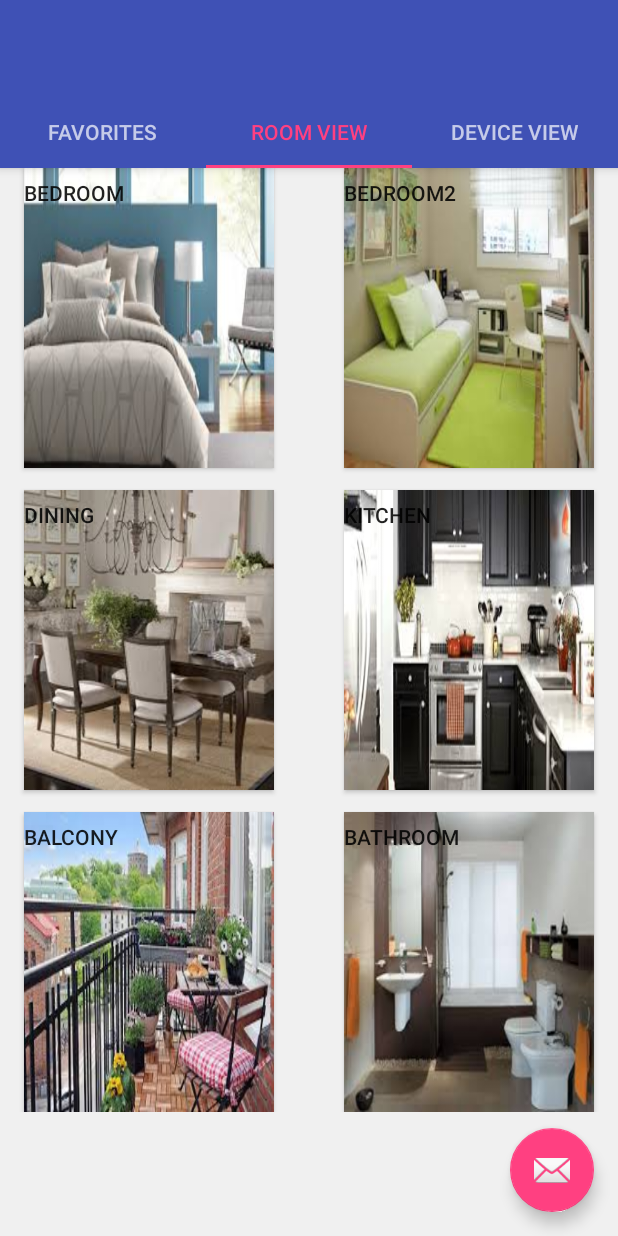
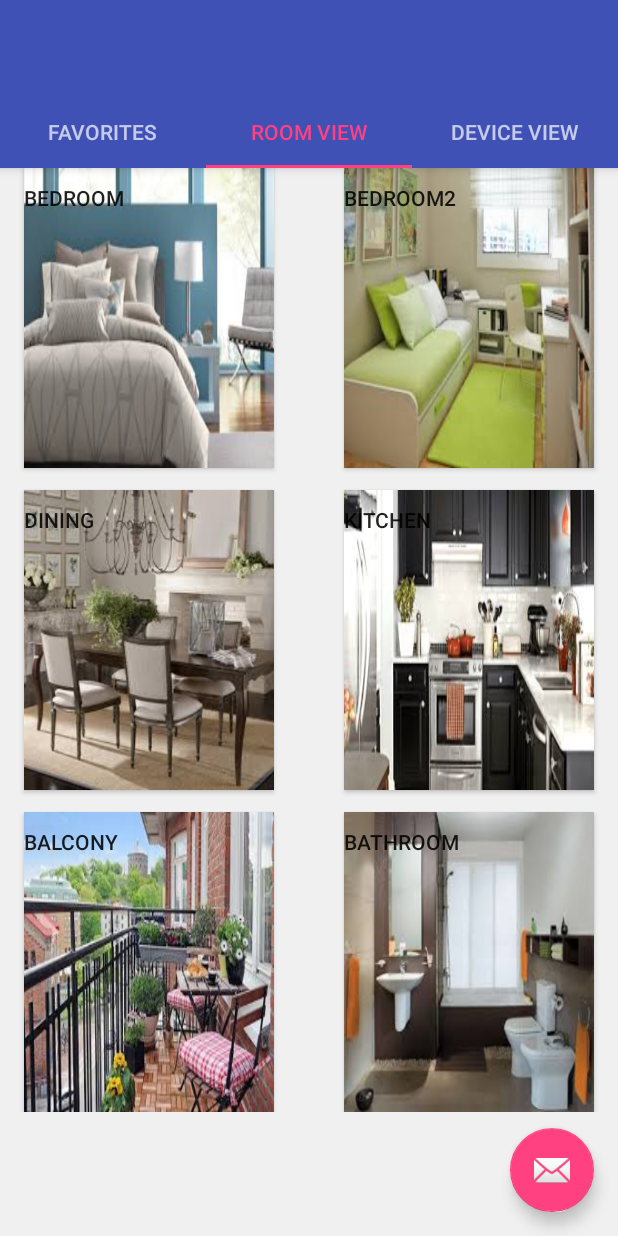
Before and after one commit to susanhita/Switch, an Android app: the screen it shows after launch (MainActivity), tab 2 chosen, on a phone screen of 412 x 824 dp. Run offline under Robolectric (Android 15) with nearby library versions, the light colour scheme and no system bars; 3 statements that could not run were skipped.

Commit message:
commit before massive change

```diff
--- a/app/src/main/java/com/habijabi/root/aswitch/RoomButtonAdapter.java
+++ b/app/src/main/java/com/habijabi/root/aswitch/RoomButtonAdapter.java
@@ -67,7 +67,7 @@ public class RoomButtonAdapter extends BaseAdapter {
             button = (Button) convertView;
         }
         button.setBackgroundResource(imageId[position]);
-        button.setPadding(0,10,0,0);
+        //button.setPadding(0,10,0,0);
       // button.setCompoundDrawablesWithIntrinsicBounds(0,imageId[position],0,0);
         button.setText(nameId[position]);
         button.setGravity(Gravity.TOP);
```
